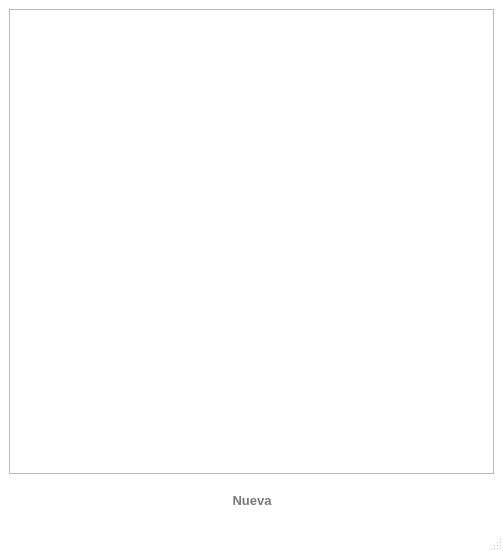
Before: the Qt Designer form screen_table_zonas.ui in lreyesm/MiRutaDesktop, drawn with Qt 5.
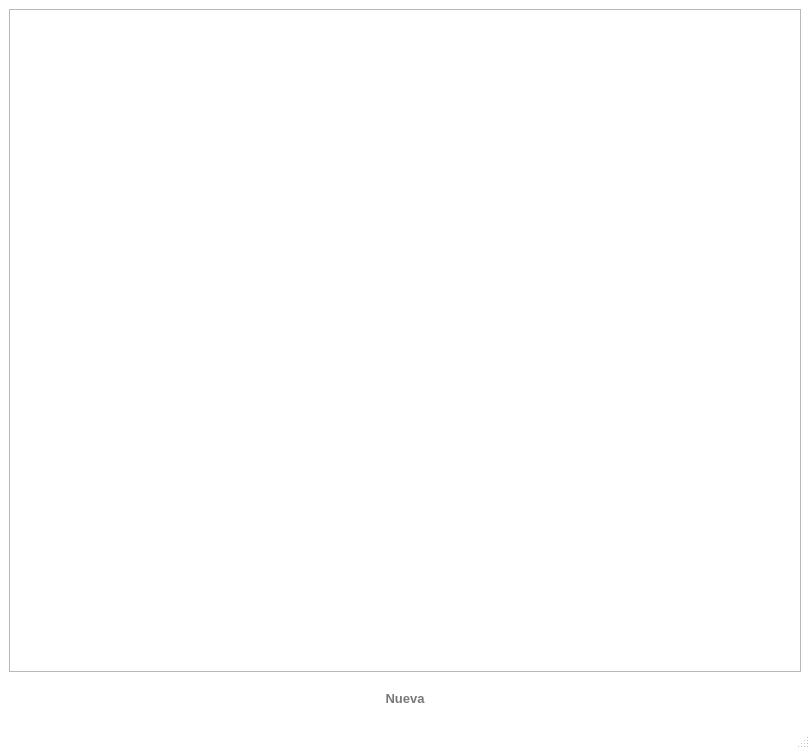
After: the same form once the commit is applied. Icons and pictures are not drawn.

```diff
--- a/screen_table_zonas.ui
+++ b/screen_table_zonas.ui
@@ -6,8 +6,8 @@
    <rect>
     <x>0</x>
     <y>0</y>
-    <width>503</width>
-    <height>551</height>
+    <width>810</width>
+    <height>749</height>
    </rect>
   </property>
   <property name="palette">
```
Left out of the diff: 4 changed lines with no effect on the pictures.
